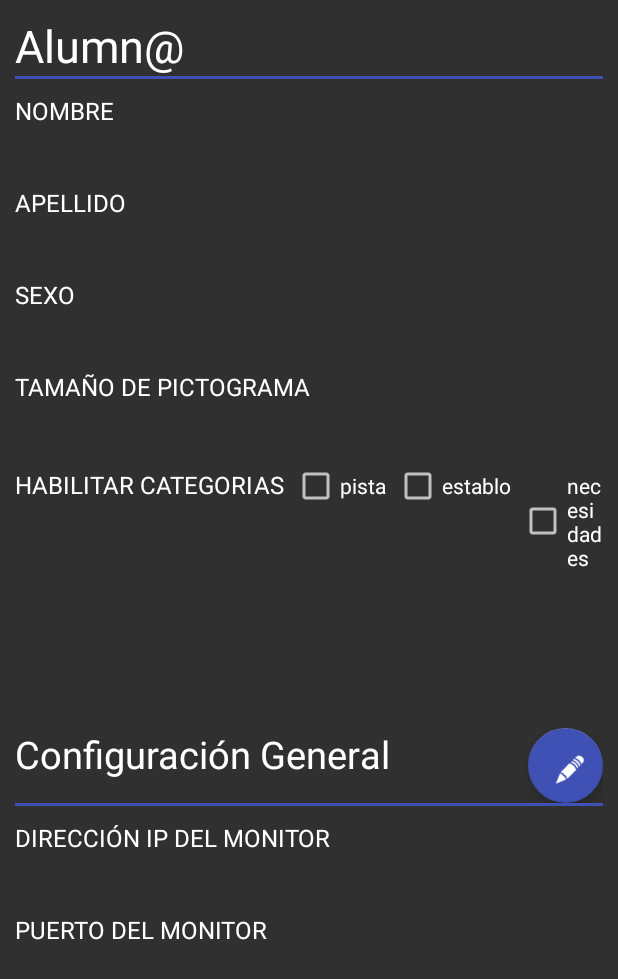
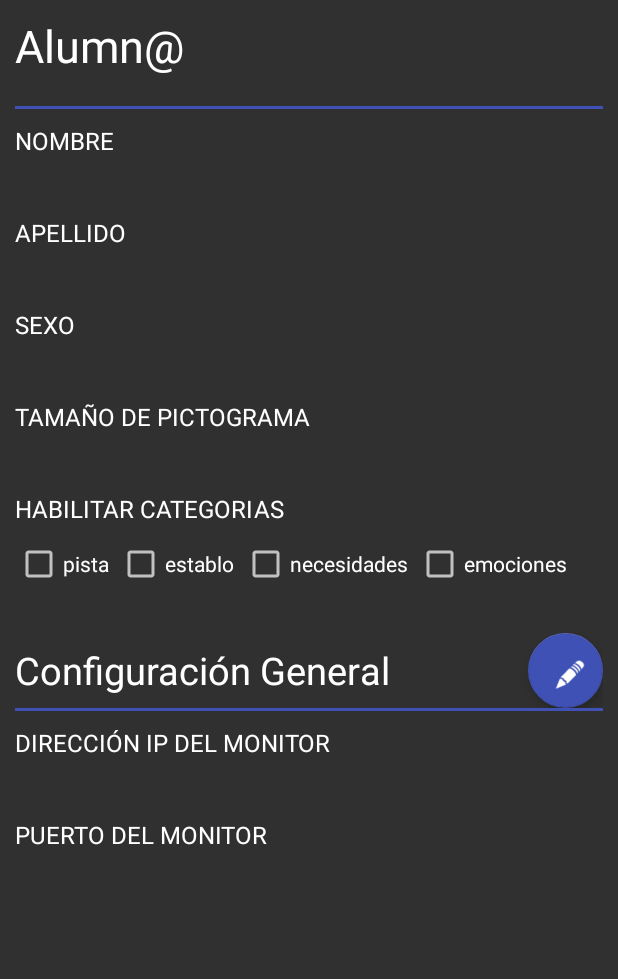
Before and after one commit to agustinbala/laboratorio-de-software-2015, an Android app: the layout activity_configuration.xml on its own in the app's theme, with its tools: preview values and no code run, on a phone screen of 412 x 824 dp. Shown: the top 979 px of the screen. Run offline under Robolectric (Android 15) with nearby library versions, the light colour scheme and no system bars.

Commit message:
refactor of dashboard

```diff
--- a/HermesBucarBala/app/build.gradle
+++ b/HermesBucarBala/app/build.gradle
@@ -6,7 +6,7 @@
 
     defaultConfig {
         applicationId "com.laboratoriodesoftware2015.hermesbucarbala"
-        minSdkVersion 16
+        minSdkVersion 19
         targetSdkVersion 23
         versionCode 1
         versionName "1.0"
--- a/HermesBucarBala/app/src/main/res/layout/activity_configuration.xml
+++ b/HermesBucarBala/app/src/main/res/layout/activity_configuration.xml
@@ -1,8 +1,17 @@
 <?xml version="1.0" encoding="utf-8"?>
-<LinearLayout xmlns:android="http://schemas.android.com/apk/res/android"
-    android:orientation="vertical" android:layout_width="match_parent"
+<ScrollView xmlns:android="http://schemas.android.com/apk/res/android"
+    android:layout_width="match_parent"
     android:layout_height="match_parent">
-    <include layout="@layout/content_configuration_student" />
-    <include layout="@layout/content_configuration_ip" />
 
-</LinearLayout>
+    <LinearLayout
+        android:layout_width="match_parent"
+        android:layout_height="match_parent"
+        android:orientation="vertical">
+
+
+        <include layout="@layout/content_configuration_student" />
+
+        <include layout="@layout/content_configuration_ip" />
+
+    </LinearLayout>
+</ScrollView>
--- a/HermesBucarBala/app/src/main/res/layout/activity_login.xml
+++ b/HermesBucarBala/app/src/main/res/layout/activity_login.xml
@@ -15,7 +15,7 @@
         <ImageView
             android:layout_width="0dp"
             android:layout_height="match_parent"
-            android:src="@drawable/cedica_icon"
+            android:src="@drawable/cedica_logo"
             android:layout_marginLeft="50dp"
             android:layout_marginRight="50dp"
             android:layout_marginBottom="200dp"
--- a/HermesBucarBala/app/src/main/res/layout/content_configuration_ip.xml
+++ b/HermesBucarBala/app/src/main/res/layout/content_configuration_ip.xml
@@ -15,6 +15,7 @@
         android:textColor="@color/white"
         android:textSize="25sp"
         android:layout_alignParentLeft="true"
+        android:layout_centerVertical="true"
         android:text="@string/title_configuration" />
 
         <android.support.design.widget.FloatingActionButton
--- a/HermesBucarBala/app/src/main/res/layout/content_configuration_student.xml
+++ b/HermesBucarBala/app/src/main/res/layout/content_configuration_student.xml
@@ -10,6 +10,7 @@
         android:layout_width="wrap_content"
         android:layout_height="wrap_content"
         android:textColor="@color/white"
+        android:layout_marginBottom="20dp"
         android:textSize="30sp"
         android:text="@string/title_student" />
 
@@ -71,10 +72,7 @@
         style="@style/configuration_content"
         />
 
-    <LinearLayout
-        android:layout_width="fill_parent"
-        android:layout_height="wrap_content"
-        android:orientation="horizontal">
+
         <TextView
             android:id="@+id/student_categorias_title"
             android:layout_width="wrap_content"
@@ -82,11 +80,15 @@
             style="@style/configuration_title"
             android:text="@string/student_category_title" />
 
+    <LinearLayout
+        android:layout_width="fill_parent"
+        android:layout_height="wrap_content"
+        android:orientation="horizontal">
+
         <CheckBox android:id="@+id/checkbox_pista"
             android:layout_width="wrap_content"
             android:layout_height="wrap_content"
             style="@style/configuration_content"
-            android:layout_marginLeft="5dp"
             android:text="@string/pista"
             />
 
```
